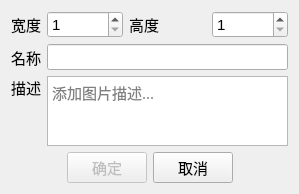
First picture: the form in gui/dialognewimgfile.ui, repository luckyPtr/BitmapStudio, before the edit.
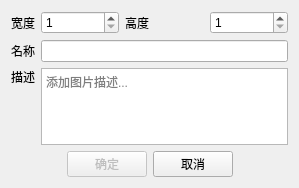
Second picture: the form after the edit. Custom widgets are drawn as their Qt base class.

Patch:
```diff
--- a/gui/dialognewimgfile.ui
+++ b/gui/dialognewimgfile.ui
@@ -19,12 +19,6 @@
   <layout class="QGridLayout" name="gridLayout">
    <item row="0" column="0">
     <widget class="QLabel" name="label">
-     <property name="font">
-      <font>
-       <family>Microsoft YaHei UI</family>
-       <pointsize>11</pointsize>
-      </font>
-     </property>
      <property name="text">
       <string>宽度</string>
      </property>
@@ -32,12 +26,6 @@
    </item>
    <item row="0" column="1">
     <widget class="QUnitSpinBox" name="spinBoxWidth">
-     <property name="font">
-      <font>
-       <family>Microsoft YaHei UI</family>
-       <pointsize>11</pointsize>
-      </font>
-     </property>
      <property name="minimum">
       <number>1</number>
      </property>
@@ -48,12 +36,6 @@
    </item>
    <item row="0" column="2">
     <widget class="QLabel" name="label_2">
-     <property name="font">
-      <font>
-       <family>Microsoft YaHei UI</family>
-       <pointsize>11</pointsize>
-      </font>
-     </property>
      <property name="text">
       <string>高度</string>
      </property>
@@ -64,12 +46,6 @@
    </item>
    <item row="0" column="3">
     <widget class="QUnitSpinBox" name="spinBoxHeight">
-     <property name="font">
-      <font>
-       <family>Microsoft YaHei UI</family>
-       <pointsize>11</pointsize>
-      </font>
-     </property>
      <property name="buttonSymbols">
       <enum>QAbstractSpinBox::UpDownArrows</enum>
      </property>
@@ -86,12 +62,6 @@
    </item>
    <item row="1" column="0">
     <widget class="QLabel" name="label_3">
-     <property name="font">
-      <font>
-       <family>Microsoft YaHei UI</family>
-       <pointsize>11</pointsize>
-      </font>
-     </property>
      <property name="text">
       <string>名称</string>
      </property>
@@ -101,13 +71,6 @@
     <layout class="QVBoxLayout" name="verticalLayout">
      <item>
       <widget class="QLabel" name="label_4">
-       <property name="font">
-        <font>
-         <family>Microsoft YaHei UI</family>
-         <pointsize>11</pointsize>
-         <bold>false</bold>
-        </font>
-       </property>
        <property name="text">
         <string>描述</string>
        </property>
@@ -130,13 +93,6 @@
    </item>
    <item row="2" column="1" colspan="3">
     <widget class="QTextEdit" name="textEdit">
-     <property name="font">
-      <font>
-       <family>微软雅黑</family>
-       <pointsize>11</pointsize>
-       <underline>false</underline>
-      </font>
-     </property>
      <property name="acceptRichText">
       <bool>false</bool>
      </property>
@@ -147,12 +103,6 @@
    </item>
    <item row="1" column="1" colspan="3">
     <widget class="QLineEdit" name="lineEditImgFileName">
-     <property name="font">
-      <font>
-       <family>Microsoft YaHei UI</family>
-       <pointsize>11</pointsize>
-      </font>
-     </property>
      <property name="inputMethodHints">
       <set>Qt::ImhNone</set>
      </property>
@@ -184,12 +134,6 @@
        <property name="enabled">
         <bool>false</bool>
        </property>
-       <property name="font">
-        <font>
-         <family>Arial</family>
-         <pointsize>11</pointsize>
-        </font>
-       </property>
        <property name="text">
         <string>确定</string>
        </property>
@@ -197,12 +141,6 @@
      </item>
      <item>
       <widget class="QPushButton" name="btnCancel">
-       <property name="font">
-        <font>
-         <family>Arial</family>
-         <pointsize>11</pointsize>
-        </font>
-       </property>
        <property name="text">
         <string>取消</string>
        </property>
```
